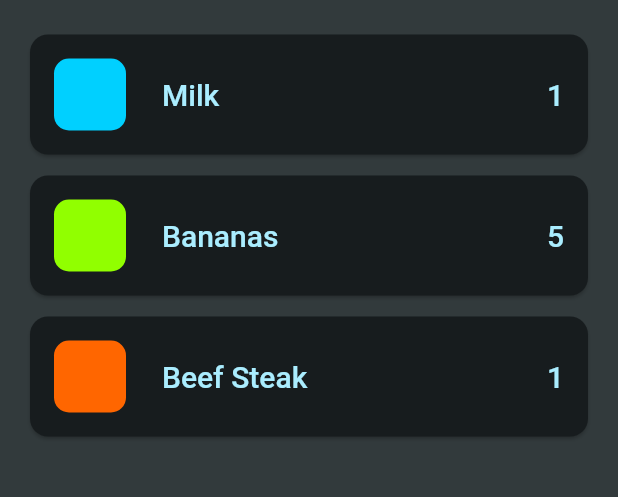
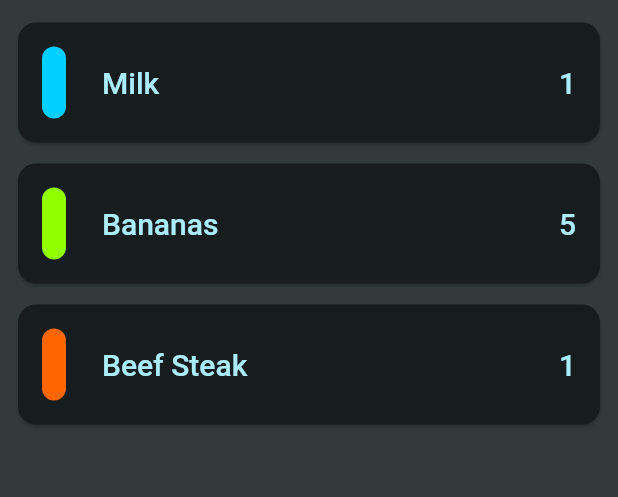
Before and after one commit to vishva-kalhara/shopping_list_flutter, a Flutter app: the screen it shows after launch, on a phone screen of 412 x 824 dp, the part 84-581 px from its top. Run offline on Flutter 3.47's test engine with Material 2 defaults, Android fonts, the phone set to English and light mode, and no system bars.

Commit message:
Refactor DONE!

```diff
--- a/lib/screens/shopping_list.dart
+++ b/lib/screens/shopping_list.dart
@@ -1,6 +1,7 @@
 import 'package:flutter/material.dart';
-import 'package:shopping_list/models/categories.dart';
 import 'package:shopping_list/models/grocery_items.dart';
+// import 'package:shopping_list/models/categories.dart';
+// import 'package:shopping_list/models/grocery_items.dart';
 // import 'package:shopping_list/models/grocery_items.dart';
 import 'package:shopping_list/widgets/grocery_item.dart';
 import 'package:shopping_list/Data/dummy_items.dart';
@@ -19,20 +20,18 @@ class _ShoppingListState extends State<ShoppingList> {
       appBar: AppBar(
         title: const Text("Your Groceries"),
       ),
-      body: SingleChildScrollView(
-        child: Padding(
-          padding: const EdgeInsets.all(16),
-          child: Column(
-            children: [
-              for (final item in groceryItems)
-                GroceryItemWidget(
-                  id: item.id,
-                  name: item.name,
-                  quantity: item.quantity,
-                  category: item.category,
-                ),
-            ],
-          ),
+      body: Padding(
+        padding: const EdgeInsets.all(8),
+        child: ListView.builder(
+          itemCount: groceryItems.length,
+          itemBuilder: (context, index) {
+            return GroceryItemWidget(
+              id: groceryItems[index].id,
+              name: groceryItems[index].name,
+              quantity: groceryItems[index].quantity,
+              category: groceryItems[index].category,
+            );
+          },
         ),
       ),
     );
--- a/lib/widgets/grocery_item.dart
+++ b/lib/widgets/grocery_item.dart
@@ -26,7 +26,7 @@ class GroceryItemWidget extends StatelessWidget {
                       color: category.color,
                       borderRadius: BorderRadius.circular(10),
                     ),
-                    width: 48,
+                    width: 16,
                     height: 48,
                   ),
                   const SizedBox(width: 24),
```
Also changed, not shown: lib/widgets/grocery_list.dart (deleted).
